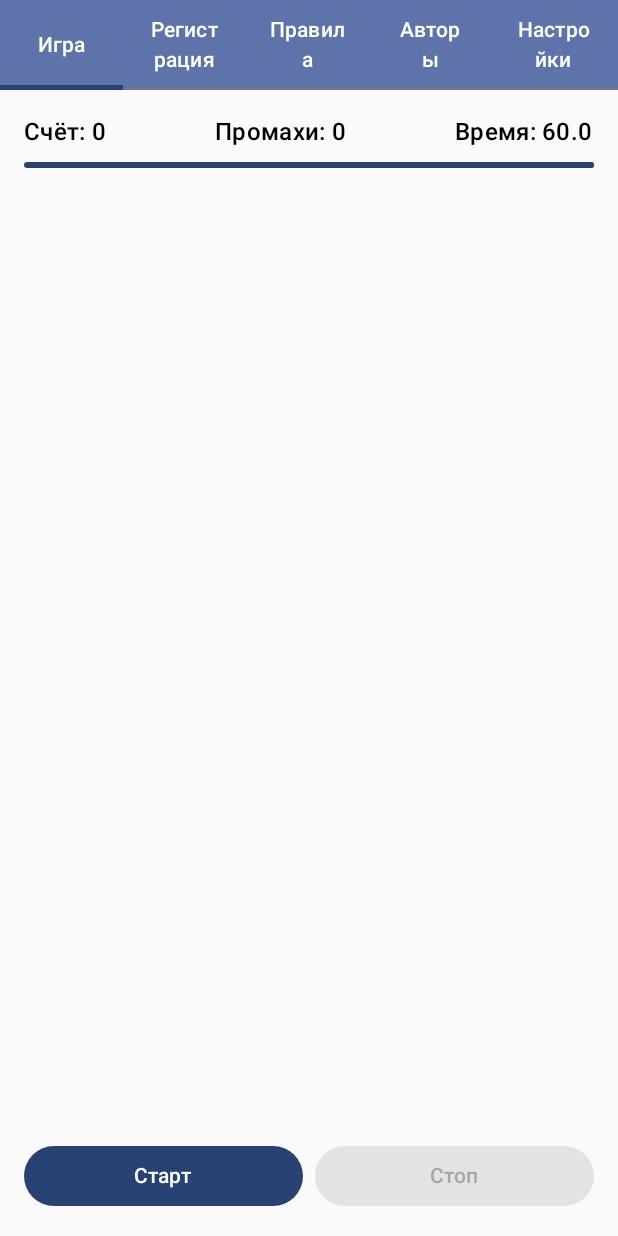
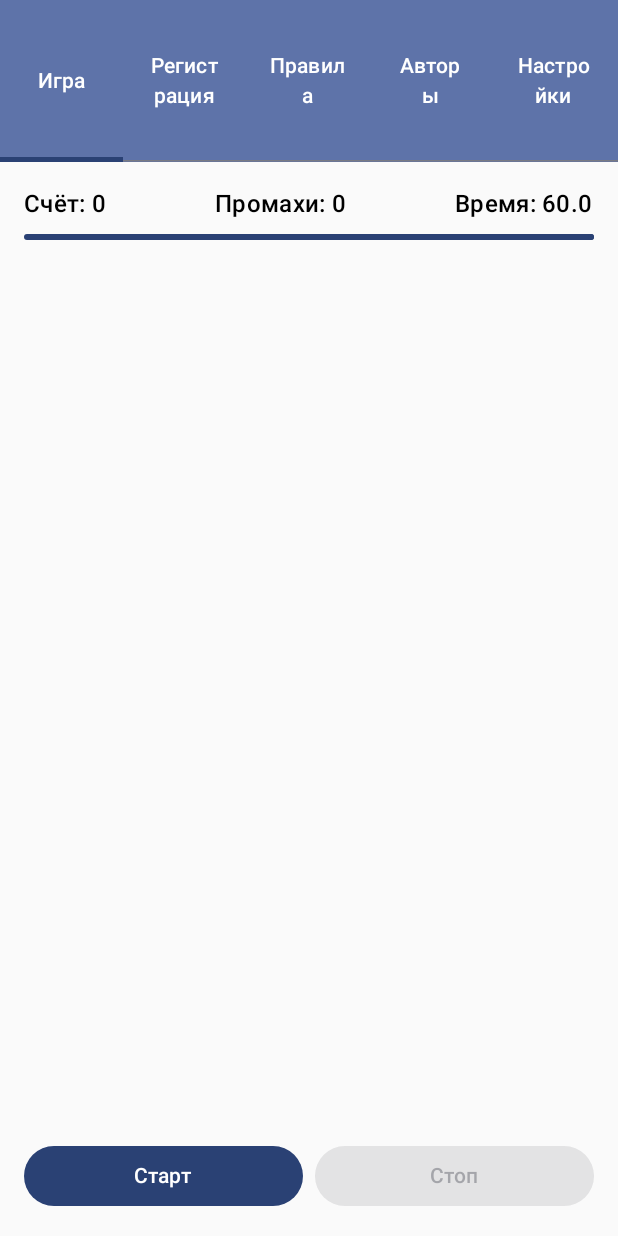
Before and after one commit to Nikolay-ux/mobile_devices, an Android app built with Jetpack Compose: the MainActivity screen opened directly, with no data from a screen before it, on a phone screen of 412 x 824 dp. Run offline under Robolectric (Android 15) with nearby library versions, the phone set to English and light mode, and no system bars.

Commit message:
Edit padding

```diff
--- a/app/src/main/java/com/example/myapplication1/ui/MainScreen.kt
+++ b/app/src/main/java/com/example/myapplication1/ui/MainScreen.kt
@@ -1,9 +1,11 @@
 package com.example.myapplication1.ui
 
 
+import androidx.compose.foundation.background
 import androidx.compose.foundation.layout.Column
 import androidx.compose.foundation.layout.fillMaxSize
 import androidx.compose.foundation.layout.fillMaxWidth
+import androidx.compose.foundation.layout.padding
 import androidx.compose.material3.MaterialTheme
 import androidx.compose.material3.Tab
 import androidx.compose.material3.TabRow
@@ -14,6 +16,7 @@ import androidx.compose.runtime.mutableStateOf
 import androidx.compose.runtime.remember
 import androidx.compose.runtime.setValue
 import androidx.compose.ui.Modifier
+import androidx.compose.ui.unit.dp
 import com.example.myapplication1.ui.tabs.Authors
 import com.example.myapplication1.ui.tabs.RegForm
 import com.example.myapplication1.ui.tabs.Rules
@@ -33,6 +36,7 @@ fun MainScreen() {
         ) {
             Tab(
                 text = { Text("Игра") },
+                modifier = Modifier.padding(0.dp, 30.dp),
                 selected = selectedTab == 0,
                 onClick = { selectedTab = 0 }
             )
```
